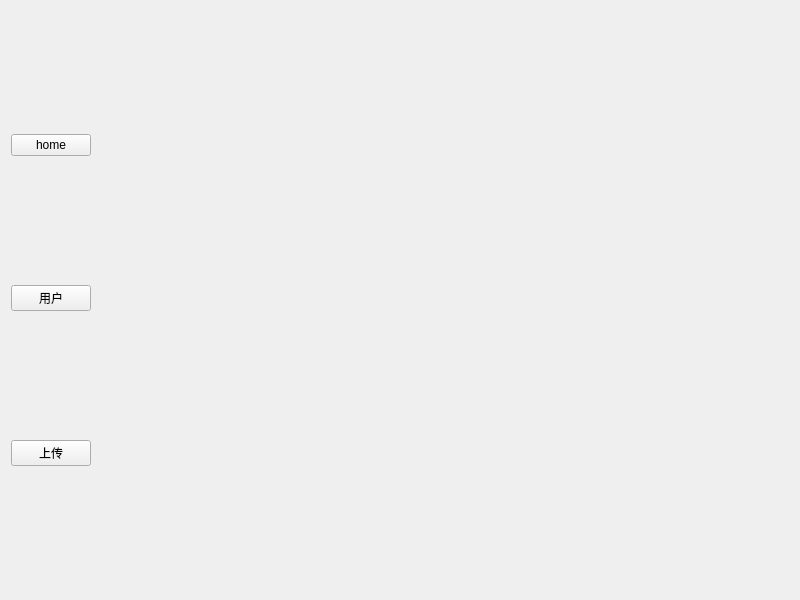
Above: qtCode/ProAVV/aav_main_view.ui from ProAAV/code before the change. Below: the same form after it.
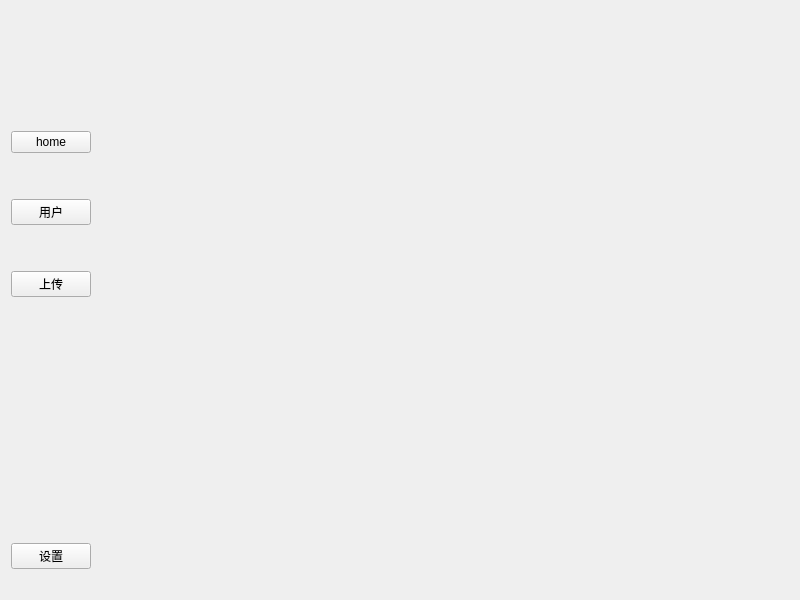
That is the form after the change.

The edit to the form file:
```diff
--- a/qtCode/ProAVV/aav_main_view.ui
+++ b/qtCode/ProAVV/aav_main_view.ui
@@ -18,6 +18,22 @@
     <layout class="QHBoxLayout" name="horizontalLayout">
      <item>
       <layout class="QVBoxLayout" name="verticalLayout">
+       <item>
+        <spacer name="verticalSpacer_2">
+         <property name="orientation">
+          <enum>Qt::Vertical</enum>
+         </property>
+         <property name="sizeType">
+          <enum>QSizePolicy::Minimum</enum>
+         </property>
+         <property name="sizeHint" stdset="0">
+          <size>
+           <width>20</width>
+           <height>120</height>
+          </size>
+         </property>
+        </spacer>
+       </item>
        <item>
         <widget class="QPushButton" name="btn_video_list">
          <property name="text">
@@ -25,6 +41,22 @@
          </property>
         </widget>
        </item>
+       <item>
+        <spacer name="verticalSpacer_3">
+         <property name="orientation">
+          <enum>Qt::Vertical</enum>
+         </property>
+         <property name="sizeType">
+          <enum>QSizePolicy::Minimum</enum>
+         </property>
+         <property name="sizeHint" stdset="0">
+          <size>
+           <width>20</width>
+           <height>40</height>
+          </size>
+         </property>
+        </spacer>
+       </item>
        <item>
         <widget class="QPushButton" name="btn_usr_page">
          <property name="text">
@@ -32,6 +64,22 @@
          </property>
         </widget>
        </item>
+       <item>
+        <spacer name="verticalSpacer_4">
+         <property name="orientation">
+          <enum>Qt::Vertical</enum>
+         </property>
+         <property name="sizeType">
+          <enum>QSizePolicy::Minimum</enum>
+         </property>
+         <property name="sizeHint" stdset="0">
+          <size>
+           <width>20</width>
+           <height>40</height>
+          </size>
+         </property>
+        </spacer>
+       </item>
        <item>
         <widget class="QPushButton" name="btn_upload">
          <property name="text">
@@ -39,6 +87,42 @@
          </property>
         </widget>
        </item>
+       <item>
+        <spacer name="verticalSpacer">
+         <property name="orientation">
+          <enum>Qt::Vertical</enum>
+         </property>
+         <property name="sizeHint" stdset="0">
+          <size>
+           <width>20</width>
+           <height>40</height>
+          </size>
+         </property>
+        </spacer>
+       </item>
+       <item>
+        <widget class="QPushButton" name="btn_set">
+         <property name="text">
+          <string>设置</string>
+         </property>
+        </widget>
+       </item>
+       <item>
+        <spacer name="verticalSpacer_5">
+         <property name="orientation">
+          <enum>Qt::Vertical</enum>
+         </property>
+         <property name="sizeType">
+          <enum>QSizePolicy::Minimum</enum>
+         </property>
+         <property name="sizeHint" stdset="0">
+          <size>
+           <width>20</width>
+           <height>20</height>
+          </size>
+         </property>
+        </spacer>
+       </item>
       </layout>
      </item>
      <item>
```
